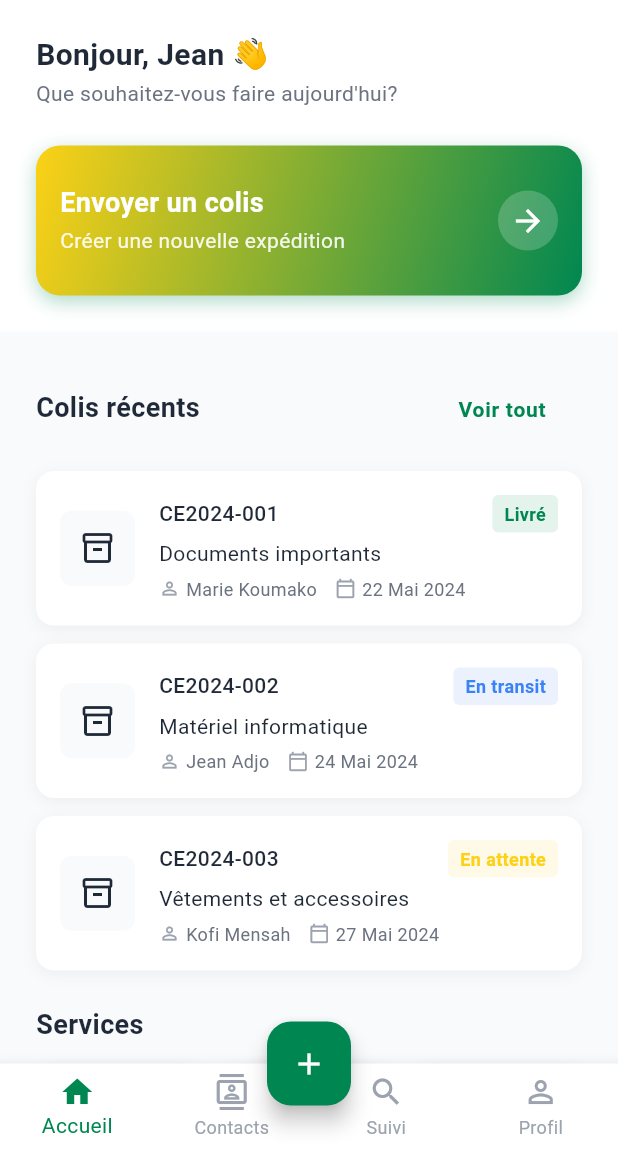
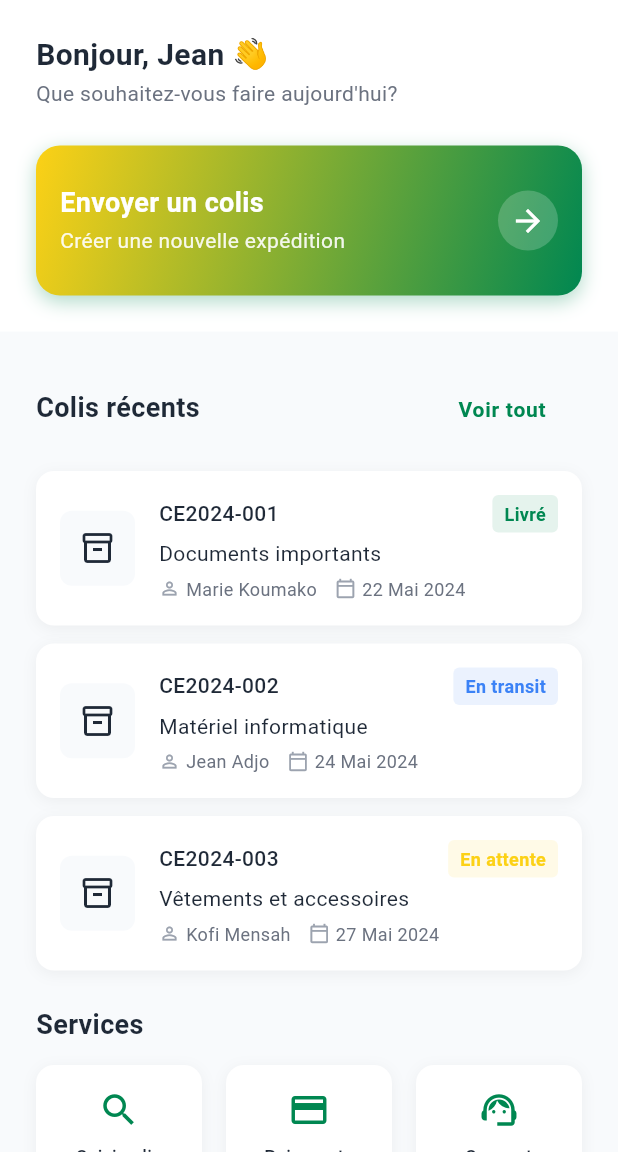
Before and after one commit to AresGn/colis_express, a Flutter app: the HomeScreen screen opened directly, on a phone screen of 412 x 824 dp, the part 84-1236 px from its top. Run offline on Flutter 3.47's test engine with Material 3 defaults, Android fonts, the phone set to English and light mode, and no system bars; our stand-ins replace image_picker; accounts and stored records are empty; statements that could not run were skipped.

Commit message:
Refactor HomeScreen navigation and remove unused components
- Removed the bottom navigation bar and floating action button from the HomeScreen to streamline the UI.
- Updated navigation logic for 'Suivi colis' and 'Paiements' to use named routes with appropriate arguments.
- Cleaned up the code by eliminating unused variables and methods, enhancing overall maintainability.

```diff
--- a/lib/presentation/features/home/screens/home_screen.dart
+++ b/lib/presentation/features/home/screens/home_screen.dart
@@ -17,9 +17,6 @@ class HomeScreen extends StatefulWidget {
 }
 
 class _HomeScreenState extends State<HomeScreen> {
-  // Index de l'onglet actif dans la barre de navigation
-  int _currentIndex = 0;
-
   // Liste des parcels récents (statique pour l'exemple)
   final List<ParcelPreview> _recentParcels = [
     ParcelPreview(
@@ -54,9 +51,6 @@ class _HomeScreenState extends State<HomeScreen> {
       backgroundColor: AppColors.background,
       appBar: _buildAppBar(),
       body: _buildBody(),
-      bottomNavigationBar: _buildBottomNavBar(),
-      floatingActionButton: _buildFloatingActionButton(),
-      floatingActionButtonLocation: FloatingActionButtonLocation.centerDocked,
       drawer: _buildDrawer(),
     );
   }
@@ -409,7 +403,7 @@ class _HomeScreenState extends State<HomeScreen> {
                 icon: Icons.search,
                 label: 'Suivi colis',
                 onTap: () {
-                  // TODO: Implémenter la navigation vers le suivi de colis
+                  Navigator.pushNamed(context, RouteNames.tracking);
                 },
               ),
               const SizedBox(width: 16),
@@ -417,7 +411,15 @@ class _HomeScreenState extends State<HomeScreen> {
                 icon: Icons.payment_outlined,
                 label: 'Paiements',
                 onTap: () {
-                  // TODO: Implémenter la navigation vers les paiements
+                  Navigator.pushNamed(
+                    context,
+                    RouteNames.payment,
+                    arguments: {
+                      'amount': 0.0,
+                      'orderId': '',
+                      'userType': widget.userType ?? UserType.customer,
+                    },
+                  );
                 },
               ),
               const SizedBox(width: 16),
@@ -477,78 +479,6 @@ class _HomeScreenState extends State<HomeScreen> {
           ),
         ),
       ),
-    );
-  }
-
-  Widget _buildBottomNavBar() {
-    return BottomNavigationBar(
-      currentIndex: _currentIndex,
-      onTap: (index) {
-        setState(() {
-          _currentIndex = index;
-        });
-
-        // Navigation selon l'onglet sélectionné
-        switch (index) {
-          case 0:
-            // Accueil - déjà sur l'écran d'accueil
-            break;
-          case 1:
-            // Contacts
-            Navigator.pushNamed(context, RouteNames.contacts);
-            break;
-          case 2:
-            // Suivi
-            Navigator.pushNamed(context, RouteNames.tracking);
-            break;
-          case 3:
-            // Profil
-            Navigator.pushNamed(context, RouteNames.profile);
-            break;
-        }
-      },
-      backgroundColor: AppColors.white,
-      selectedItemColor: AppColors.primaryGreen,
-      unselectedItemColor: AppColors.textTertiary,
-      type: BottomNavigationBarType.fixed,
-      items: const [
-        BottomNavigationBarItem(
-          icon: Icon(Icons.home_outlined),
-          activeIcon: Icon(Icons.home),
-          label: 'Accueil',
-        ),
-        BottomNavigationBarItem(
-          icon: Icon(Icons.contacts_outlined),
-          activeIcon: Icon(Icons.contacts),
-          label: 'Contacts',
-        ),
-        BottomNavigationBarItem(
-          icon: Icon(Icons.search_outlined),
-          activeIcon: Icon(Icons.search),
-          label: 'Suivi',
-        ),
-        BottomNavigationBarItem(
-          icon: Icon(Icons.person_outline),
-          activeIcon: Icon(Icons.person),
-          label: 'Profil',
-        ),
-      ],
-    );
-  }
-
-  Widget _buildFloatingActionButton() {
-    return FloatingActionButton(
-      onPressed: () {
-        Navigator.push(
-          context,
-          MaterialPageRoute(
-            builder:
-                (context) => const NewParcelScreen(userType: UserType.customer),
-          ),
-        );
-      },
-      backgroundColor: AppColors.primaryGreen,
-      child: const Icon(Icons.add),
     );
   }
 
```
